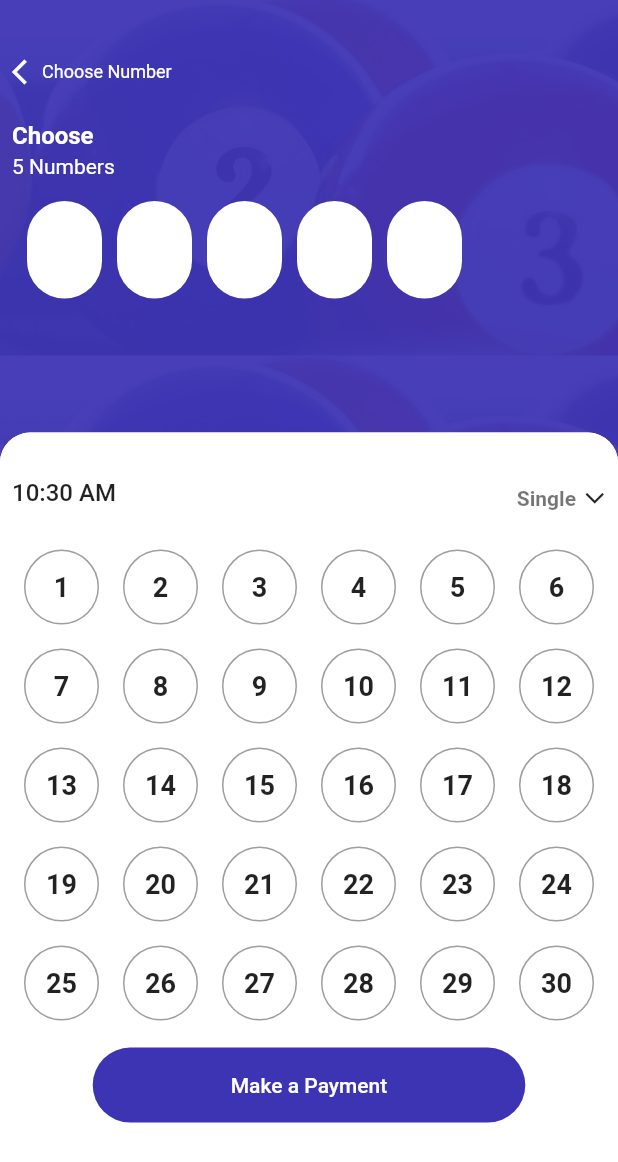
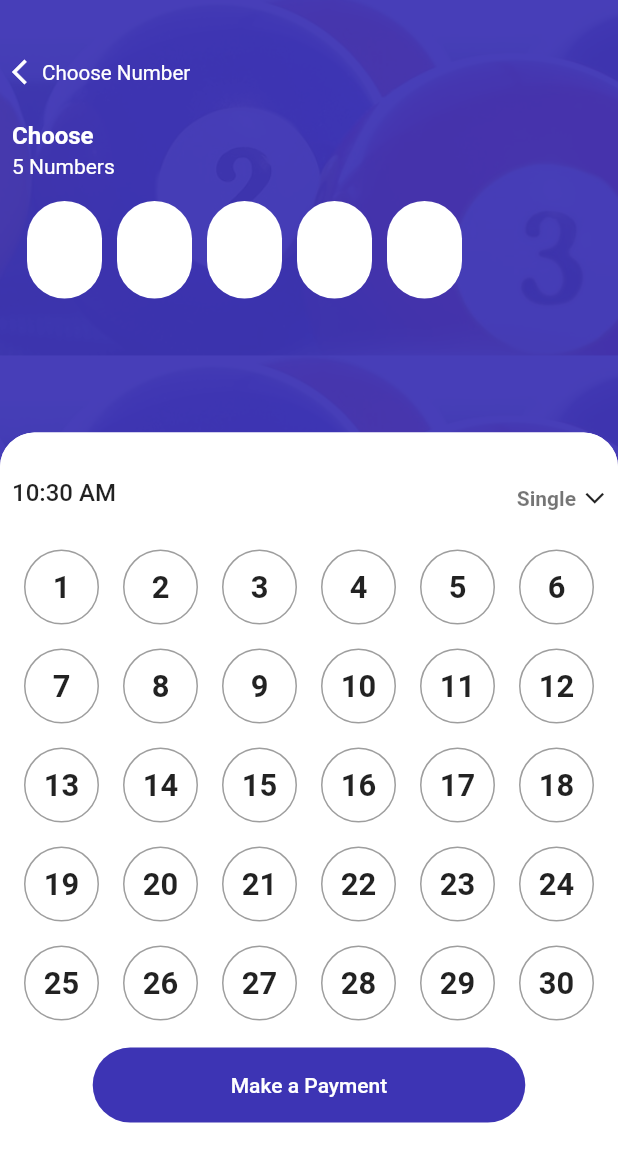
Before and after one commit to JaveedIshaq/flutter_lottery_app_ui, a Flutter app: the screen it shows after launch, after a tap on "Super Ball", on a phone screen of 412 x 824 dp. Shown: the top 1162 px of the screen. Run offline on Flutter 3.47's test engine with Material 2 defaults, Android fonts, the light colour scheme and no system bars; our stand-ins replace device_preview, easy_localization, flutter_screenutil, fluttertoast.

Commit message:
responsive fix for home scree

```diff
--- /dev/null
+++ b/lib/core/enums/device_screen_typ.dart
@@ -0,0 +1,17 @@
+/// enum for Device Screen Types
+/// based on Width and height of devices
+///  small mobile:  width: 320.0, Height : 569.0
+///  medium mobile:  width: 411.0, Height : 731.0
+
+enum DeviceScreenType {
+  /// small screen mobile
+  smallMobile,
+
+  /// larger Mobile Screen Size
+  mobile,
+
+  /// Tablet Screen Size
+  tablet,
+
+  /// Desktop Web Screen Size
+}
--- a/lib/core/helpers/ui_helpers.dart
+++ b/lib/core/helpers/ui_helpers.dart
@@ -1,60 +1,61 @@
 import 'package:flutter/material.dart';
 import 'package:flutter_lottery_app_ui/core/config/colors.dart';
+import 'package:flutter_screenutil/flutter_screenutil.dart';
 
 /// Text Style For the heading across the app
-const TextStyle headingTextStyle = TextStyle(
+TextStyle headingTextStyle = TextStyle(
   fontWeight: FontWeight.w700,
-  fontSize: 18,
+  fontSize: 18.sp,
 );
 
 /// White Bg Border radius used across app
 final BoxDecoration rounderCorcerWhoteboxDecoration = BoxDecoration(
-  borderRadius: BorderRadius.circular(20),
+  borderRadius: BorderRadius.circular(20.r),
   color: Colors.white,
 );
 
 /// lotteryNameStyle
-const TextStyle lotteryNameStyle =
-    TextStyle(color: Colors.black87, fontSize: 18, fontWeight: FontWeight.w500);
+TextStyle lotteryNameStyle = TextStyle(
+    color: Colors.black87, fontSize: 18.sp, fontWeight: FontWeight.w500);
 
 /// size 14 Grey Text Style
-const TextStyle size14GreytextStyle =
-    TextStyle(color: Colors.grey, fontSize: 14, fontWeight: FontWeight.w500);
+TextStyle size14GreytextStyle =
+    TextStyle(color: Colors.grey, fontSize: 14.sp, fontWeight: FontWeight.w500);
 
 /// Lottery Amount Style
-const TextStyle amoutTextStyle =
-    TextStyle(color: kPrimaryColor, fontSize: 16, fontWeight: FontWeight.w500);
+TextStyle amoutTextStyle = TextStyle(
+    color: kPrimaryColor, fontSize: 14.sp, fontWeight: FontWeight.w500);
 
 /// Top Rounded Container Decoration
-const BoxDecoration topRoundeDecore = BoxDecoration(
+BoxDecoration topRoundeDecore = BoxDecoration(
   color: Colors.white,
   borderRadius: BorderRadius.only(
-    topRight: Radius.circular(20),
-    topLeft: Radius.circular(20),
+    topRight: Radius.circular(20.r),
+    topLeft: Radius.circular(20.r),
   ),
 );
 
 /// Navigate Back Button Text Style
-const TextStyle navigateBackButtontextStyle =
-    TextStyle(color: Colors.white, fontSize: 12);
+TextStyle navigateBackButtontextStyle =
+    TextStyle(color: Colors.white, fontSize: 12.sp);
 
 /// Chosen Number Style shown rounded white Box
-const TextStyle chosedNumberStyle = TextStyle(
+TextStyle chosedNumberStyle = TextStyle(
   color: kPrimaryColor,
   fontWeight: FontWeight.w700,
-  fontSize: 18,
+  fontSize: 18.sp,
 );
 
 /// Text Style for 16 Font Size and Color grey
 
 final TextStyle grey16textStyle = TextStyle(
-  fontSize: 16,
+  fontSize: 16.sp,
   color: Colors.grey[700],
 );
 
 /// Text Style for 15 Font Size and Color grey
 
 final TextStyle grey15textStyle = TextStyle(
-  fontSize: 15,
+  fontSize: 15.sp,
   color: Colors.grey[700],
 );
--- a/lib/main.dart
+++ b/lib/main.dart
@@ -1,10 +1,20 @@
+import 'package:device_preview/plugins.dart';
 import 'package:flutter/material.dart';
 import 'package:flutter_lottery_app_ui/core/config/colors.dart';
 import 'package:flutter_lottery_app_ui/ui/views/lottery_home/lottery_home_view.dart';
+import 'package:device_preview/device_preview.dart';
+import 'package:flutter_screenutil/flutter_screenutil.dart';
 
-void main() {
-  runApp(MyApp());
-}
+void main() => runApp(
+      DevicePreview(
+        // ignore: avoid_redundant_argument_values
+        enabled: true,
+        plugins: const <DevicePreviewPlugin>[
+          ScreenshotPlugin(),
+        ],
+        builder: (BuildContext context) => MyApp(), // Wrap your app
+      ),
+    );
 
 ///This is the Entry Point Of the APP
 // ignore: use_key_in_widget_constructors
@@ -12,7 +22,9 @@ class MyApp extends StatelessWidget {
   @override
   // ignore: prefer_expression_function_bodies
   Widget build(BuildContext context) {
-    return MaterialApp(
+    return ScreenUtilInit(
+      designSize: const Size(360, 640),
+      builder: () => MaterialApp(
           debugShowCheckedModeBanner: false,
           title: 'Flutter Lottery App UI',
 
@@ -23,6 +35,9 @@ class MyApp extends StatelessWidget {
             primaryColor: kPrimaryColor,
             fontFamily: 'Roboto',
           ),
-        home: const LotteryHomeView());
+          locale: DevicePreview.locale(context), // Add the locale here
+          builder: DevicePreview.appBuilder,
+          home: const LotteryHomeView()),
+    );
   }
 }
--- a/lib/ui/shared_widgets/heading_text.dart
+++ b/lib/ui/shared_widgets/heading_text.dart
@@ -1,5 +1,6 @@
 import 'package:flutter/material.dart';
 import 'package:flutter_lottery_app_ui/core/helpers/ui_helpers.dart';
+import 'package:flutter_screenutil/flutter_screenutil.dart';
 
 /// Heading Text Widget Accrss the App
 class HeadingText extends StatelessWidget {
@@ -19,7 +20,7 @@ class HeadingText extends StatelessWidget {
   @override
   Widget build(BuildContext context) {
     return Padding(
-      padding: const EdgeInsets.all(20),
+      padding: EdgeInsets.all(20.w),
       child: Text(
         text,
         textAlign: TextAlign.center,
--- a/lib/ui/views/lottery_home/components/bottom_navigation.dart
+++ b/lib/ui/views/lottery_home/components/bottom_navigation.dart
@@ -1,6 +1,7 @@
 import 'package:flutter/material.dart';
 import 'package:flutter_lottery_app_ui/core/config/colors.dart';
 import 'package:flutter_lottery_app_ui/ui/views/lottery_home/components/bottom_navigation_icon.dart';
+import 'package:flutter_screenutil/flutter_screenutil.dart';
 
 /// BottomNavigation
 class BottomNavigation extends StatelessWidget {
@@ -12,7 +13,7 @@ class BottomNavigation extends StatelessWidget {
   @override
   Widget build(BuildContext context) {
     return Container(
-      margin: const EdgeInsets.only(bottom: 15),
+      margin: EdgeInsets.only(bottom: 15.h),
       child: Row(
         mainAxisAlignment: MainAxisAlignment.center,
         // ignore: prefer_const_literals_to_create_immutables
@@ -22,11 +23,11 @@ class BottomNavigation extends StatelessWidget {
             iconColor: Colors.white,
             iconbGColor: kPrimaryColor,
           ),
-          const BottomNavigationIcon(
+          BottomNavigationIcon(
             icon: Icons.home_outlined,
             iconColor: Colors.white,
             iconbGColor: kPrimaryColor,
-            marginBottom: 30,
+            marginBottom: 30.h,
           ),
           const BottomNavigationIcon(
             icon: Icons.ac_unit,
--- a/lib/ui/views/lottery_home/components/bottom_navigation_icon.dart
+++ b/lib/ui/views/lottery_home/components/bottom_navigation_icon.dart
@@ -1,5 +1,6 @@
 import 'package:flutter/material.dart';
 import 'package:flutter_lottery_app_ui/core/config/colors.dart';
+import 'package:flutter_screenutil/flutter_screenutil.dart';
 
 /// Bottom Navigation Icon Box
 class BottomNavigationIcon extends StatelessWidget {
@@ -27,7 +28,7 @@ class BottomNavigationIcon extends StatelessWidget {
   @override
   Widget build(BuildContext context) {
     return Container(
-      margin: const EdgeInsets.symmetric(horizontal: 15),
+      margin: EdgeInsets.symmetric(horizontal: 15.w),
       padding: EdgeInsets.only(top: marginBottom!),
       child: RotatedBox(
         quarterTurns: 2,
@@ -38,8 +39,8 @@ class BottomNavigationIcon extends StatelessWidget {
               splashColor: kPrimaryColor.withOpacity(0.5), // Splash color
               onTap: () {},
               child: SizedBox(
-                width: 32,
-                height: 32,
+                width: 32.w,
+                height: 32.h,
                 child: Icon(
                   icon,
                   color: iconColor,
--- a/lib/ui/views/lottery_home/components/flag_box.dart
+++ b/lib/ui/views/lottery_home/components/flag_box.dart
@@ -1,4 +1,5 @@
 import 'package:flutter/material.dart';
+import 'package:flutter_screenutil/flutter_screenutil.dart';
 
 /// Image Box
 class FlagBox extends StatelessWidget {
@@ -14,8 +15,8 @@ class FlagBox extends StatelessWidget {
   @override
   Widget build(BuildContext context) {
     return Container(
-      width: 45,
-      height: 25,
+      width: 35.w,
+      height: 20.h,
       decoration: BoxDecoration(
         image: DecorationImage(
           fit: BoxFit.cover,
--- a/lib/ui/views/lottery_home/components/lottery_home_body.dart
+++ b/lib/ui/views/lottery_home/components/lottery_home_body.dart
@@ -5,6 +5,7 @@ import 'package:flutter_lottery_app_ui/ui/views/lottery_home/components/bottom_n
 import 'package:flutter_lottery_app_ui/ui/shared_widgets/rounded_parent_box.dart';
 import 'package:flutter_lottery_app_ui/ui/views/lottery_home/components/lottery_item_list_tile.dart';
 import 'package:flutter_lottery_app_ui/ui/views/lottery_home/components/lottery_ticket_header.dart';
+import 'package:flutter_screenutil/flutter_screenutil.dart';
 
 ///Lottery Home Body Widget
 class LotteryHomeBody extends StatelessWidget {
@@ -24,7 +25,7 @@ class LotteryHomeBody extends StatelessWidget {
           const LotteryTicketHeader(),
           RoundedParentBox(
             heightRatio: 0.2,
-            bottomPadding: 75,
+            bottomPadding: 75.h,
             child: ListView.builder(
               itemCount: upcomingLotteriesList.length,
               itemBuilder: (BuildContext context, int index) {
--- a/lib/ui/views/lottery_home/components/lottery_item_list_tile.dart
+++ b/lib/ui/views/lottery_home/components/lottery_item_list_tile.dart
@@ -5,6 +5,7 @@ import 'package:flutter_lottery_app_ui/ui/views/choose_number_view/choose_number
 import 'package:flutter_lottery_app_ui/ui/views/lottery_home/components/flag_box.dart';
 import 'package:flutter_lottery_app_ui/ui/views/lottery_home/components/list_tile_parent.dart';
 import 'package:flutter_lottery_app_ui/ui/views/lottery_home/components/play_now_button.dart';
+import 'package:flutter_screenutil/flutter_screenutil.dart';
 
 /// Lottery Item
 class LotteryItemListTile extends StatelessWidget {
@@ -17,19 +18,26 @@ class LotteryItemListTile extends StatelessWidget {
 
   @override
   Widget build(BuildContext context) {
+    final Size size = MediaQuery.of(context).size;
+
     return ListTileParent(
       child: ListTile(
         onTap: () {
           Navigator.push(
             context,
-            MaterialPageRoute(
+            MaterialPageRoute<dynamic>(
                 builder: (BuildContext context) =>
                     const ChooseLotteryNumbersView()),
           );
         },
-        leading: Image.asset(lottery.logo!),
         title: Row(
           children: <Widget>[
+            Image.asset(
+              lottery.logo!,
+              width: 45.w,
+              height: 45.sp,
+            ),
+            SizedBox(width: 5.w),
             Column(
               crossAxisAlignment: CrossAxisAlignment.start,
               children: <Widget>[
@@ -37,12 +45,12 @@ class LotteryItemListTile extends StatelessWidget {
                   lottery.name!,
                   style: lotteryNameStyle,
                 ),
-                const SizedBox(height: 5),
+                SizedBox(height: 5.h),
                 Text(
                   lottery.type!,
                   style: size14GreytextStyle,
                 ),
-                const SizedBox(height: 5),
+                SizedBox(height: 5.h),
                 Text(
                   lottery.amount!,
                   style: amoutTextStyle,
@@ -56,8 +64,8 @@ class LotteryItemListTile extends StatelessWidget {
                 FlagBox(
                   image: lottery.flag!,
                 ),
-                const SizedBox(height: 10),
-                const Text(
+                SizedBox(height: 10.h),
+                Text(
                   'Next Draw',
                   style: size14GreytextStyle,
                 ),
@@ -67,9 +75,10 @@ class LotteryItemListTile extends StatelessWidget {
                 ),
               ],
             ),
+            if (size.width > 360) const Spacer() else Container(),
+            const PlayNowButton(),
           ],
         ),
-        trailing: const PlayNowButton(),
       ),
     );
   }
--- a/lib/ui/views/lottery_home/components/play_now_button.dart
+++ b/lib/ui/views/lottery_home/components/play_now_button.dart
@@ -1,5 +1,6 @@
 import 'package:flutter/material.dart';
 import 'package:flutter_lottery_app_ui/core/config/colors.dart';
+import 'package:flutter_screenutil/flutter_screenutil.dart';
 
 /// Play Now Button Widget
 class PlayNowButton extends StatelessWidget {
@@ -11,14 +12,14 @@ class PlayNowButton extends StatelessWidget {
   @override
   Widget build(BuildContext context) {
     return Container(
-      margin: const EdgeInsets.only(top: 10),
+      margin: EdgeInsets.only(top: 10.h),
       decoration: BoxDecoration(
-          color: kPrimaryColor, borderRadius: BorderRadius.circular(20)),
-      child: const Padding(
-        padding: EdgeInsets.symmetric(horizontal: 8, vertical: 5),
+          color: kPrimaryColor, borderRadius: BorderRadius.circular(20.r)),
+      child: Padding(
+        padding: EdgeInsets.symmetric(horizontal: 8.w, vertical: 5.h),
         child: Text(
           'Play Now',
-          style: TextStyle(color: Colors.white),
+          style: TextStyle(color: Colors.white, fontSize: 13.sp),
         ),
       ),
     );
--- a/lib/ui/views/lottery_home/lottery_home_view.dart
+++ b/lib/ui/views/lottery_home/lottery_home_view.dart
@@ -9,6 +9,12 @@ class LotteryHomeView extends StatelessWidget {
 
   @override
   Widget build(BuildContext context) {
+    final Size size = MediaQuery.of(context).size;
+
+    // ignore: avoid_print
+    print('Device width is: ${size.width}');
+    // ignore: avoid_print
+    print('Device height is: ${size.height}');
     return const Scaffold(
       body: Background(
         child: LotteryHomeBody(),
--- a/pubspec.yaml
+++ b/pubspec.yaml
@@ -22,9 +22,11 @@ environment:
 
 dependencies:
   cupertino_icons: ^1.0.2
+  device_preview: ^0.7.4
   easy_localization: ^3.0.0
   flutter:
     sdk: flutter
+  flutter_screenutil: ^5.0.0+2
   fluttertoast: ^8.0.8
 dev_dependencies:
   change_app_package_name: ^1.0.0
```
Also changed, not shown: pubspec.lock. Lines whose indentation alone changed are shown as unchanged.
